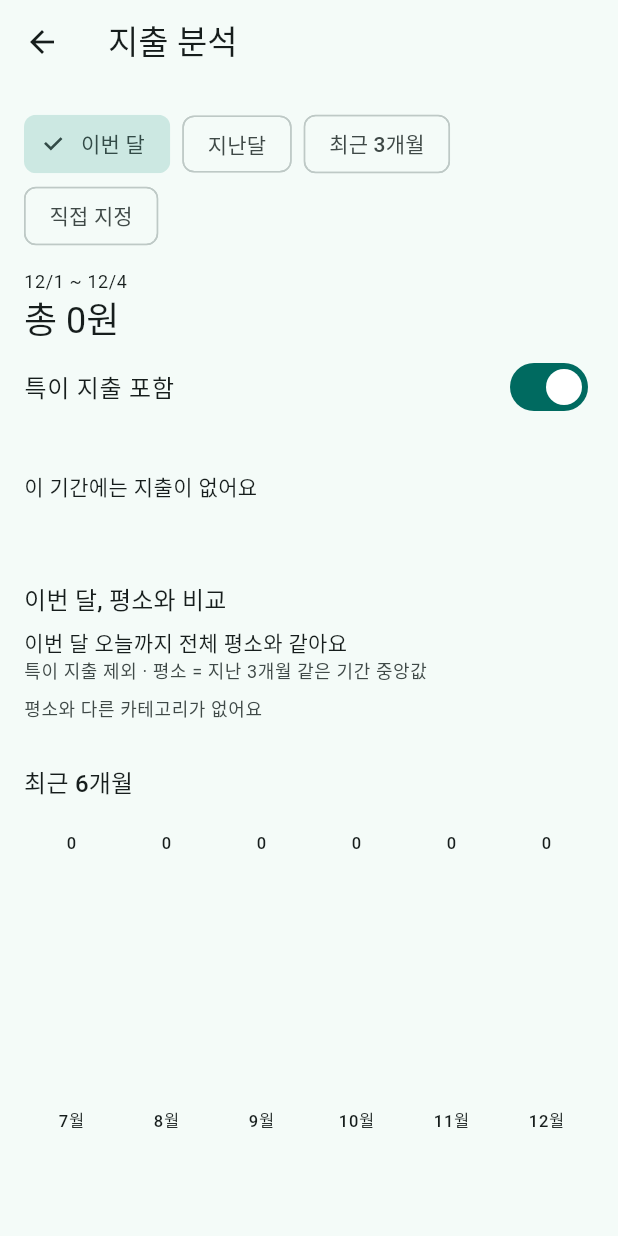
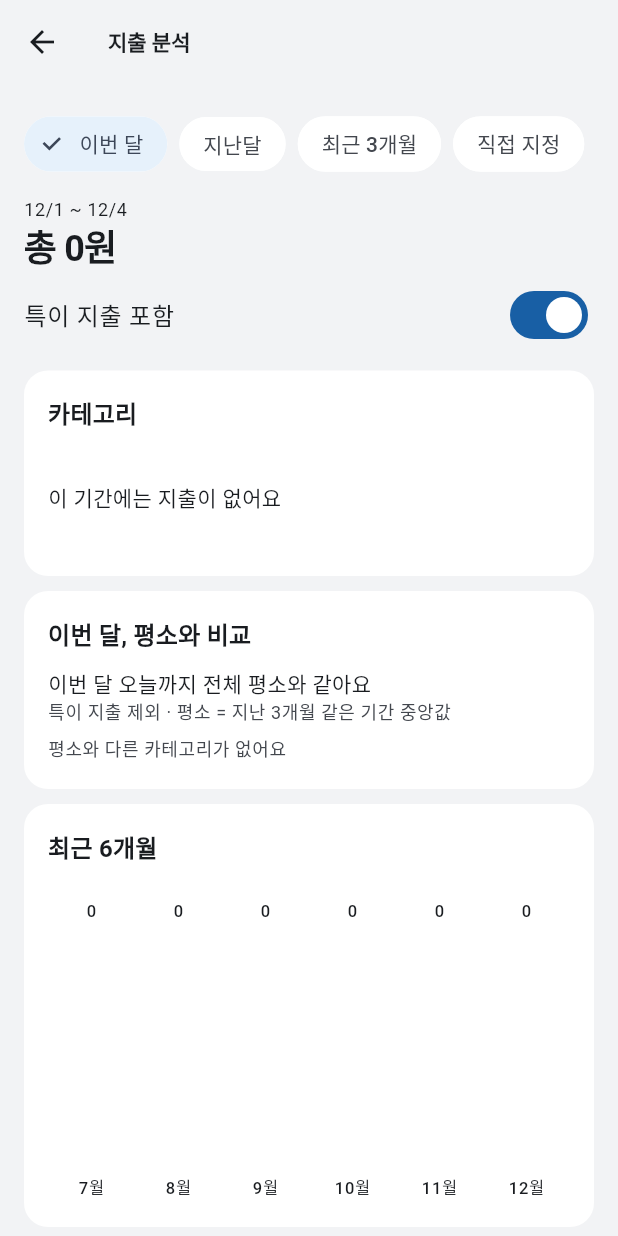
Before and after one commit to LeeJaeHu/conmoney, a Flutter app: the screen it shows after launch, after a tap on "지출 분석 보기", on a phone screen of 412 x 824 dp. Run offline on Flutter 3.47's test engine with Material 3 defaults, Android fonts, the phone set to English and light mode, and no system bars; our stand-ins replace csv, drift, drift_flutter, file_picker, flutter_local_notifications, flutter_riverpod; missing offline and left inert: workmanager; accounts and stored records are empty; generated files the repository leaves out were written again.

Commit message:
디자인 B2: 테마(라이트·다크), 홈 예산 게이지, 상담 버튼 고정, 분석 화면 카드
- ui/theme.dart: 회색 바탕 + 흰 카드, 파랑 강조, 주황 경고, 고정폭 숫자
- 홈: 쓴 비율 vs 달이 지난 비율 게이지, 순서 정리, 상담 버튼 아래 고정
- 화면 캡처 도구(test/screens, 평소엔 건너뜀) → docs/design/

Co-Authored-By: Claude Opus 5.5 <noreply@anthropic.com>

```diff
--- a/app/lib/features/home/spend_calendar.dart
+++ b/app/lib/features/home/spend_calendar.dart
@@ -169,7 +169,7 @@ class _Grid extends StatelessWidget {
                       style: small?.copyWith(fontSize: 10, fontFeatures: const [FontFeature.tabularFigures()]),
                     )
                   else if (marked.contains(day))
-                    Icon(Icons.circle, size: 5, color: scheme.tertiary)
+                    Icon(Icons.circle, size: 5, color: scheme.primary)
                   else
                     const SizedBox(height: 12),
                 ],
@@ -201,7 +201,7 @@ class _Grid extends StatelessWidget {
             padding: const EdgeInsets.only(top: 6, left: 8),
             child: Row(
               children: [
-                Icon(Icons.circle, size: 5, color: scheme.tertiary),
+                Icon(Icons.circle, size: 5, color: scheme.primary),
                 const SizedBox(width: 6),
                 Text('정기·예정 지출이 남은 날', style: small?.copyWith(color: scheme.onSurfaceVariant)),
               ],
--- a/app/lib/features/spending/analysis_charts.dart
+++ b/app/lib/features/spending/analysis_charts.dart
@@ -2,9 +2,10 @@ import 'package:flutter/material.dart';
 
 import '../../core/analysis.dart';
 import '../../ui/format.dart';
+import '../../ui/theme.dart';
 
 /// 초과·평소보다 많음은 빨강 대신 주황(스트레스 최소화 원칙, 홈과 같은 색).
-Color _warm(ThemeData t) => t.brightness == Brightness.dark ? Colors.orange.shade300 : Colors.orange.shade800;
+Color _warm(ThemeData t) => AppColors.warm(t.brightness);
 
 /// 이번 달 흐름(10/16): 누적 지출(실선), 평소대로 쓰면 월말까지(점선), 지난 달들 같은 날 누적(회색), 예산(가로 점선).
 class PaceChart extends StatelessWidget {
--- a/app/lib/features/spending/category_page.dart
+++ b/app/lib/features/spending/category_page.dart
@@ -102,15 +102,13 @@ class _CategoryPageState extends ConsumerState<CategoryPage> {
                 title: const Text('특이 지출 포함'),
               ),
               const SizedBox(height: 4),
-              // 이번 달 흐름(10/16): 이번 달이고 예산이 있을 때만
-              if (_period == _Period.thisMonth && base?.budget != null) ...[
-                Text('이번 달 흐름', style: theme.textTheme.titleMedium),
-                const SizedBox(height: 6),
-                PaceChart(pace: monthPace(all, base!.engine, now, base.budget!)),
-                const SizedBox(height: 24),
-                Text('카테고리', style: theme.textTheme.titleMedium),
-                const SizedBox(height: 4),
-              ],
+              // 이번 달 흐름(10/16): 이번 달이고 예산이 있을 때만. 묶음마다 흰 카드(디자인 B2)
+              if (_period == _Period.thisMonth && base?.budget != null)
+                _Section(title: '이번 달 흐름', child: PaceChart(pace: monthPace(all, base!.engine, now, base.budget!))),
+              _Section(
+                title: '카테고리',
+                child: Column(
+                  children: [
                     if (summary.categories.isEmpty)
                       const Padding(padding: EdgeInsets.symmetric(vertical: 24), child: Text('이 기간에는 지출이 없어요')),
                     for (final c in summary.categories)
@@ -128,19 +126,18 @@ class _CategoryPageState extends ConsumerState<CategoryPage> {
                           ),
                         ),
                       ),
-              if (showCompare) ...[
-                const SizedBox(height: 28),
-                Text(compareLast ? '지난달, 평소와 비교' : '이번 달, 평소와 비교', style: theme.textTheme.titleMedium),
-                const SizedBox(height: 6),
-                CompareChart(
+                  ],
+                ),
+              ),
+              if (showCompare)
+                _Section(
+                  title: compareLast ? '지난달, 평소와 비교' : '이번 달, 평소와 비교',
+                  child: CompareChart(
                     comparison: compareCategories(all, now, base.firstRecord, lastMonth: compareLast),
                     periodLabel: compareLast ? '지난달' : '이번 달 오늘까지',
                   ),
-              ],
-              const SizedBox(height: 28),
-              Text('최근 6개월', style: theme.textTheme.titleMedium),
-              const SizedBox(height: 8),
-              _TrendChart(trend: trend),
+                ),
+              _Section(title: '최근 6개월', child: _TrendChart(trend: trend)),
             ],
           );
         },
@@ -150,6 +147,25 @@ class _CategoryPageState extends ConsumerState<CategoryPage> {
 }
 
 String _md(DateTime d) => '${d.month}/${d.day}';
+
+/// 분석 화면의 한 묶음: 제목 + 내용을 흰 카드에.
+class _Section extends StatelessWidget {
+  const _Section({required this.title, required this.child});
+
+  final String title;
+  final Widget child;
+
+  @override
+  Widget build(BuildContext context) => Card(
+    child: Padding(
+      padding: const EdgeInsets.fromLTRB(16, 16, 16, 18),
+      child: Column(
+        crossAxisAlignment: CrossAxisAlignment.start,
+        children: [Text(title, style: Theme.of(context).textTheme.titleMedium), const SizedBox(height: 10), child],
+      ),
+    ),
+  );
+}
 
 class _CategoryBar extends StatelessWidget {
   const _CategoryBar({required this.total, required this.onTap});
--- a/app/lib/main.dart
+++ b/app/lib/main.dart
@@ -5,6 +5,7 @@ import 'package:flutter_riverpod/flutter_riverpod.dart';
 
 import 'features/home/home_page.dart';
 import 'services/background.dart';
+import 'ui/theme.dart';
 
 Future<void> main() async {
   WidgetsFlutterBinding.ensureInitialized();
@@ -20,8 +21,8 @@ class ConmoneyApp extends StatelessWidget {
   Widget build(BuildContext context) {
     return MaterialApp(
       title: 'conmoney',
-      theme: ThemeData(colorSchemeSeed: Colors.teal, useMaterial3: true),
-      darkTheme: ThemeData(colorSchemeSeed: Colors.teal, brightness: Brightness.dark, useMaterial3: true),
+      theme: buildTheme(Brightness.light),
+      darkTheme: buildTheme(Brightness.dark),
       home: const HomePage(),
     );
   }
--- /dev/null
+++ b/app/lib/ui/theme.dart
@@ -0,0 +1,102 @@
+import 'package:flutter/material.dart';
+
+/// 앱 디자인(10/16 결정: B2 "깔끔한 금융앱 + 예산 게이지").
+/// 회색 바탕 위 흰 카드, 파랑 하나만 강조색. 초과·평소보다 많음은 빨강 대신 주황.
+/// 색은 모두 여기서 정하고 화면 코드는 Theme에서 읽는다.
+class AppColors {
+  static const blue = Color(0xFF185FA5);
+  static const blueLight = Color(0xFF378ADD);
+  static const blueDark = Color(0xFF85B7EB);
+  static const ink = Color(0xFF042C53);
+
+  static const bgLight = Color(0xFFF2F3F5);
+  static const bgDark = Color(0xFF111316);
+  static const cardDark = Color(0xFF1C1F24);
+
+  /// 초과·많이 씀(빨강 대신, 스트레스 최소화 원칙)
+  static Color warm(Brightness b) => b == Brightness.dark ? const Color(0xFFFFB46B) : const Color(0xFFC25E00);
+
+  /// 게이지 바탕
+  static Color track(Brightness b) => b == Brightness.dark ? const Color(0xFF26313D) : const Color(0xFFE6F1FB);
+}
+
+/// 금액처럼 자릿수가 세로로 맞아야 하는 숫자.
+const tabular = [FontFeature.tabularFigures()];
+
+/// [fontFamily]: 글꼴을 묶어 넣으면 여기로 지정한다(없으면 기기 기본 글꼴). 화면 캡처 테스트는 맑은 고딕을 넣는다.
+ThemeData buildTheme(Brightness brightness, {String? fontFamily}) {
+  final dark = brightness == Brightness.dark;
+  final scheme = ColorScheme.fromSeed(seedColor: AppColors.blue, brightness: brightness).copyWith(
+    primary: dark ? AppColors.blueDark : AppColors.blue,
+    onPrimary: dark ? AppColors.ink : Colors.white,
+    surface: dark ? AppColors.cardDark : Colors.white,
+    surfaceContainerLowest: dark ? AppColors.bgDark : AppColors.bgLight,
+  );
+  final base = ThemeData(colorScheme: scheme, useMaterial3: true, brightness: brightness, fontFamily: fontFamily);
+  final bg = dark ? AppColors.bgDark : AppColors.bgLight;
+  final text = base.textTheme;
+  const radius = 16.0;
+
+  return base.copyWith(
+    scaffoldBackgroundColor: bg,
+    textTheme: text.copyWith(
+      displaySmall: text.displaySmall?.copyWith(fontWeight: FontWeight.w700, letterSpacing: -1, fontFeatures: tabular),
+      headlineSmall: text.headlineSmall?.copyWith(fontWeight: FontWeight.w700, letterSpacing: -0.5, fontFeatures: tabular),
+      titleLarge: text.titleLarge?.copyWith(fontWeight: FontWeight.w700),
+      titleMedium: text.titleMedium?.copyWith(fontWeight: FontWeight.w600),
+      titleSmall: text.titleSmall?.copyWith(fontWeight: FontWeight.w600),
+    ),
+    appBarTheme: AppBarTheme(
+      backgroundColor: bg,
+      surfaceTintColor: Colors.transparent,
+      scrolledUnderElevation: 0,
+      centerTitle: false,
+      titleTextStyle: text.titleLarge?.copyWith(fontWeight: FontWeight.w700, color: scheme.onSurface),
+    ),
+    cardTheme: CardThemeData(
+      color: scheme.surface,
+      surfaceTintColor: Colors.transparent,
+      elevation: 0,
+      margin: const EdgeInsets.symmetric(vertical: 5),
+      shape: RoundedRectangleBorder(borderRadius: BorderRadius.circular(radius)),
+    ),
+    filledButtonTheme: FilledButtonThemeData(
+      style: FilledButton.styleFrom(
+        minimumSize: const Size.fromHeight(52),
+        shape: RoundedRectangleBorder(borderRadius: BorderRadius.circular(14)),
+        textStyle: text.titleMedium?.copyWith(fontWeight: FontWeight.w600),
+      ),
+    ),
+    outlinedButtonTheme: OutlinedButtonThemeData(
+      style: OutlinedButton.styleFrom(
+        minimumSize: const Size.fromHeight(48),
+        backgroundColor: scheme.surface,
+        side: BorderSide.none,
+        shape: RoundedRectangleBorder(borderRadius: BorderRadius.circular(14)),
+      ),
+    ),
+    chipTheme: base.chipTheme.copyWith(
+      shape: RoundedRectangleBorder(borderRadius: BorderRadius.circular(20)),
+      side: BorderSide.none,
+      backgroundColor: scheme.surface,
+      selectedColor: dark ? const Color(0xFF26313D) : const Color(0xFFE6F1FB),
+    ),
+    listTileTheme: const ListTileThemeData(shape: RoundedRectangleBorder(borderRadius: BorderRadius.all(Radius.circular(radius)))),
+    dividerTheme: DividerThemeData(color: scheme.outlineVariant.withValues(alpha: 0.5), space: 1),
+    bottomSheetTheme: BottomSheetThemeData(
+      backgroundColor: scheme.surface,
+      surfaceTintColor: Colors.transparent,
+      shape: const RoundedRectangleBorder(borderRadius: BorderRadius.vertical(top: Radius.circular(24))),
+    ),
+    dialogTheme: DialogThemeData(
+      backgroundColor: scheme.surface,
+      surfaceTintColor: Colors.transparent,
+      shape: RoundedRectangleBorder(borderRadius: BorderRadius.circular(20)),
+    ),
+    inputDecorationTheme: InputDecorationTheme(
+      filled: true,
+      fillColor: bg,
+      border: OutlineInputBorder(borderRadius: BorderRadius.circular(12), borderSide: BorderSide.none),
+    ),
+  );
+}
```
Also changed, not shown: app/lib/features/home/home_page.dart (+90 -22 lines), docs/design/analysis_dark.png (added), docs/design/analysis_light.png (added), docs/design/home_dark.png (added), docs/design/home_light.png (added), 5 other files. Lines whose indentation alone changed are shown as unchanged.
